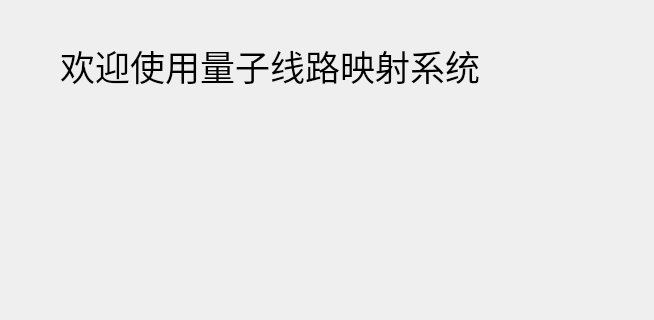
This is A.ui in popoboby/Quantum_Circuit_transformation as Qt 5 draws it before an edit; both pictures show x 0 to 654 and y 0 to 320 of the 654 by 704 pixel window. The edited form follows.
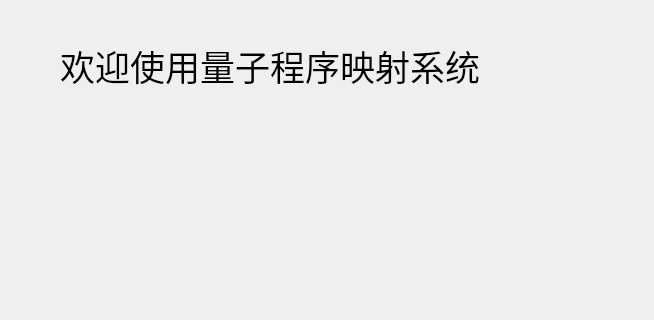
This is the edited form.

Diff of the .ui file:
```diff
--- a/A.ui
+++ b/A.ui
@@ -30,7 +30,7 @@
      </font>
     </property>
     <property name="text">
-     <string>欢迎使用量子线路映射系统</string>
+     <string>欢迎使用量子程序映射系统</string>
     </property>
    </widget>
    <widget class="QPushButton" name="pushButton">
```
